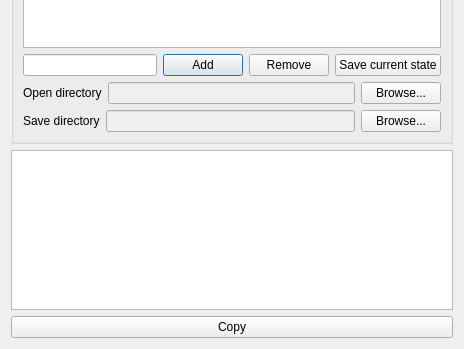
Before: the Qt Designer form qtplot/ui/settings.ui in Rubenknex/qtplot, drawn with Qt 5; both pictures show x 0 to 464 and y 179 to 528 of the 464 by 528 pixel window.
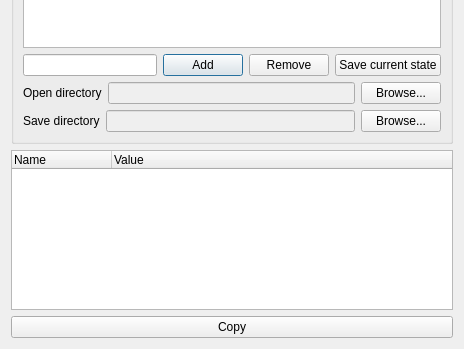
After: the same form once the commit is applied.

```diff
--- a/qtplot/ui/settings.ui
+++ b/qtplot/ui/settings.ui
@@ -132,7 +132,24 @@
     </widget>
    </item>
    <item>
-    <widget class="QTableView" name="tableView"/>
+    <widget class="QTreeWidget" name="tw_settings">
+     <property name="sizePolicy">
+      <sizepolicy hsizetype="MinimumExpanding" vsizetype="Expanding">
+       <horstretch>0</horstretch>
+       <verstretch>0</verstretch>
+      </sizepolicy>
+     </property>
+     <column>
+      <property name="text">
+       <string>Name</string>
+      </property>
+     </column>
+     <column>
+      <property name="text">
+       <string>Value</string>
+      </property>
+     </column>
+    </widget>
    </item>
    <item>
     <widget class="QPushButton" name="b_copy">
```
